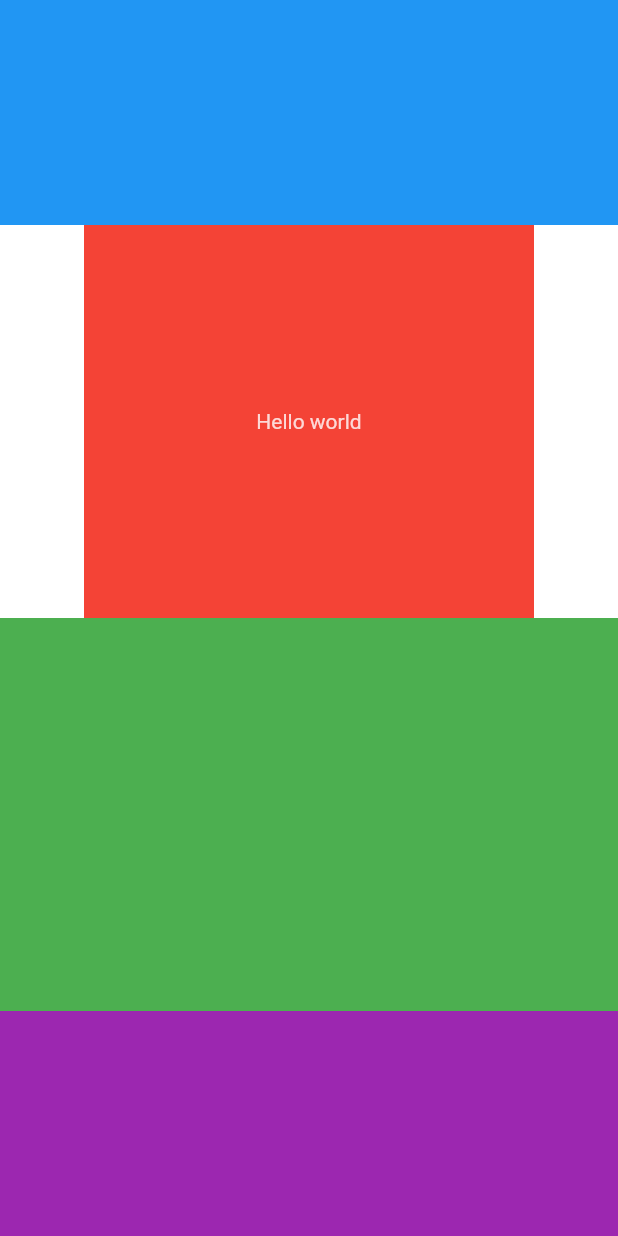
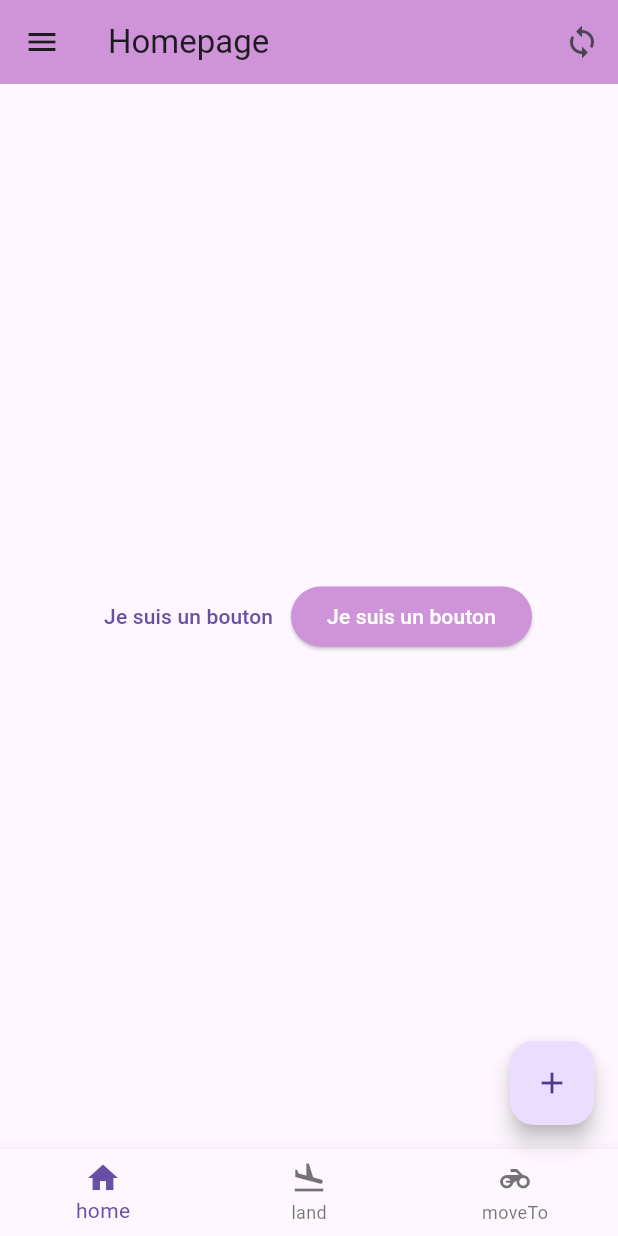
Before and after one commit to MaximeBel24/dyma-flutter, a Flutter app: the screen it shows after launch, on a phone screen of 412 x 824 dp. Run offline on Flutter 3.47's test engine with Material 3 defaults, Android fonts, the phone set to English and light mode, and no system bars.

Commit message:
intro material fini

```diff
--- a/lib/main.dart
+++ b/lib/main.dart
@@ -7,42 +7,86 @@ class MyApp extends StatelessWidget {
 
   @override
   Widget build(BuildContext context) {
-    return Column(
-      mainAxisAlignment: MainAxisAlignment.spaceEvenly,
-      verticalDirection: VerticalDirection.down,
-      children: <Widget>[
-        Container(
-          color: Colors.blue,
-          height: 150,
+    return MaterialApp(
+      title: 'homepage',
+      theme: ThemeData(
+        primarySwatch: Colors.blue
+      ),
+      home: Scaffold(
+        appBar: AppBar(
+          title: Text('Homepage'),
+          backgroundColor: Colors.purple[200],
+          actions: <Widget>[
+            IconButton(
+              icon: Icon(Icons.sync),
+              onPressed: () => {print('click')},
+            )
+          ],
         ),
-        Expanded(
-          child: Container(
-            color: Colors.red,
-            height: 150,
-            child: Stack(
-              alignment: Alignment.center,
-              children: <Widget>[
-                Text('Hello world', textDirection: TextDirection.ltr),
-                Container(
-                  color: Colors.red.withOpacity(0.2),
-                  width: 300.00,
-                  height: 100.00,
+        body: Container(
+          child: Row(
+            mainAxisAlignment: MainAxisAlignment.center,
+            children: <Widget>[
+              TextButton(
+                onPressed: () => {},
+                child: Text('Je suis un bouton')
+              ),
+              ElevatedButton(
+                onPressed: () => {},
+                child: Text('Je suis un bouton',style: TextStyle(color: Colors.white),),
+                style: ElevatedButton.styleFrom(
+                  backgroundColor: Colors.purple[200]
                 ),
-              ],
+              )
+            ]),
+          alignment: Alignment.center,
+        ),
+        bottomNavigationBar: BottomNavigationBar(
+          items: [
+            BottomNavigationBarItem(
+              icon: Icon(Icons.home),
+              label: 'home'
+              ),
+            BottomNavigationBarItem(
+              icon: Icon(Icons.flight_land),
+              label: 'land'
+              ),
+            BottomNavigationBarItem(
+              icon: Icon(Icons.motorcycle),
+              label: 'moveTo'
             ),
+          ],
+        ),
+        drawer: Drawer(
+          child: Column(
+            children: <Widget>[
+              Padding(
+                padding: EdgeInsets.all(20.00),
+                child: Row(
+                  children: [
+                    Icon(Icons.supervised_user_circle),
+                    Padding(
+                      padding: EdgeInsets.only(left: 15.00),
+                      child: Text('profil')
+                    )
+                  ],
+                ),
+              ),
+              Row(
+                children: [
+                  Icon(Icons.surround_sound),
+                  Text('sound')
+                ],
+              )
+            ],
           )
         ),
-        Expanded(
-          child: Container(
-          color: Colors.green,
-          height: 150,
-          )
+        floatingActionButton: FloatingActionButton(
+          onPressed: () => {},
+          child: Icon(Icons.add)
         ),
-        Container(
-          color: Colors.purple,
-          height: 150,
-        ),
-      ],
+        floatingActionButtonLocation: FloatingActionButtonLocation.endFloat,
+      )
     );
   }
 }
```
